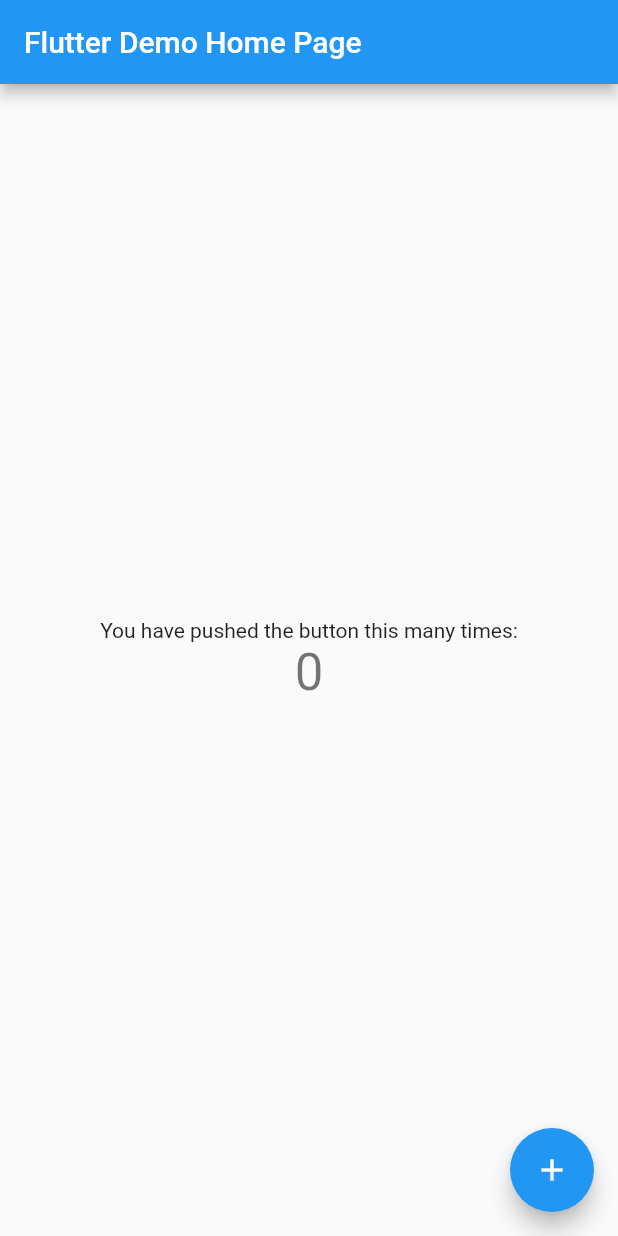
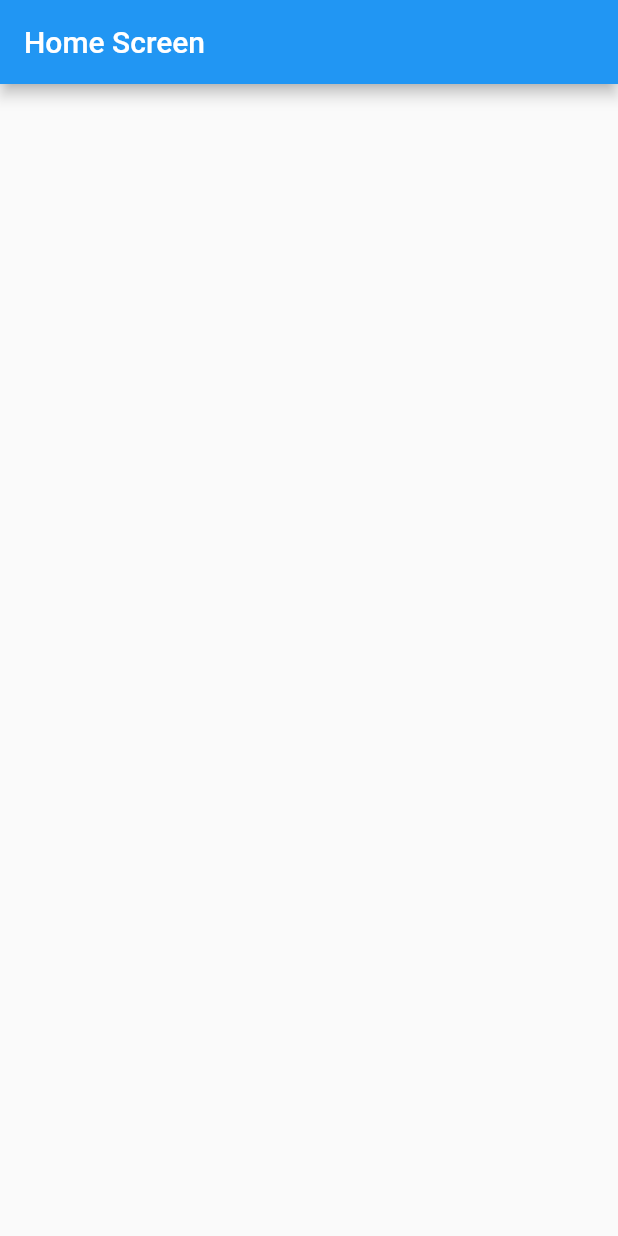
Before and after one commit to Deepak-coder80/SIMPTODO, a Flutter app: the screen it shows after launch, on a phone screen of 412 x 824 dp. Run offline on Flutter 3.47's test engine with Material 2 defaults, Android fonts, the phone set to English and light mode, and no system bars.

Commit message:
home screen design started

```diff
--- a/lib/main.dart
+++ b/lib/main.dart
@@ -1,5 +1,5 @@
 import 'package:flutter/material.dart';
-
+import './screens/home_screen.dart';
 void main() {
   runApp(const MyApp());
 }
@@ -9,58 +9,12 @@
 
   Widget build(BuildContext context) {
     return MaterialApp(
-      title: 'Flutter Demo',
+      debugShowCheckedModeBanner:false,
+      title: 'SIMPTODO',
       theme: ThemeData(
         primarySwatch: Colors.blue,
       ),
-      home: const MyHomePage(title: 'Flutter Demo Home Page'),
+      home:  HomeScreen(),
     );
   }
 }
-
-class MyHomePage extends StatefulWidget {
-  const MyHomePage({super.key, required this.title});
-
-  final String title;
-
-  @override
-  State<MyHomePage> createState() => _MyHomePageState();
-}
-
-class _MyHomePageState extends State<MyHomePage> {
-  int _counter = 0;
-
-  void _incrementCounter() {
-    setState(() {
-      _counter++;
-    });
-  }
-
-  @override
-  Widget build(BuildContext context) {
-    return Scaffold(
-      appBar: AppBar(
-        title: Text(widget.title),
-      ),
-      body: Center(
-        child: Column(
-          mainAxisAlignment: MainAxisAlignment.center,
-          children: <Widget>[
-            const Text(
-              'You have pushed the button this many times:',
-            ),
-            Text(
-              '$_counter',
-              style: Theme.of(context).textTheme.headline4,
-            ),
-          ],
-        ),
-      ),
-      floatingActionButton: FloatingActionButton(
-        onPressed: _incrementCounter,
-        tooltip: 'Increment',
-        child: const Icon(Icons.add),
-      ), // This trailing comma makes auto-formatting nicer for build methods.
-    );
-  }
-}
--- /dev/null
+++ b/lib/screens/home_screen.dart
@@ -0,0 +1,13 @@
+import 'package:flutter/material.dart';
+
+class HomeScreen extends StatelessWidget{
+  @override
+  Widget build(BuildContext context) {
+    return Scaffold(
+      appBar: AppBar(
+        title:const Text('Home Screen'),
+      ),
+    );
+  }
+
+}
```
